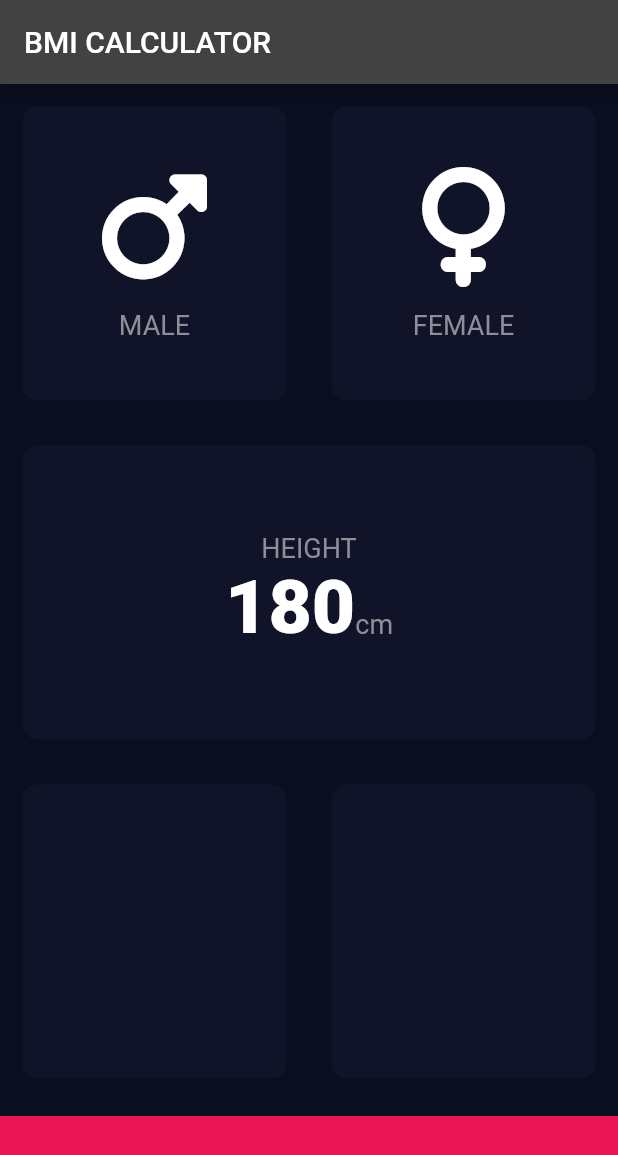
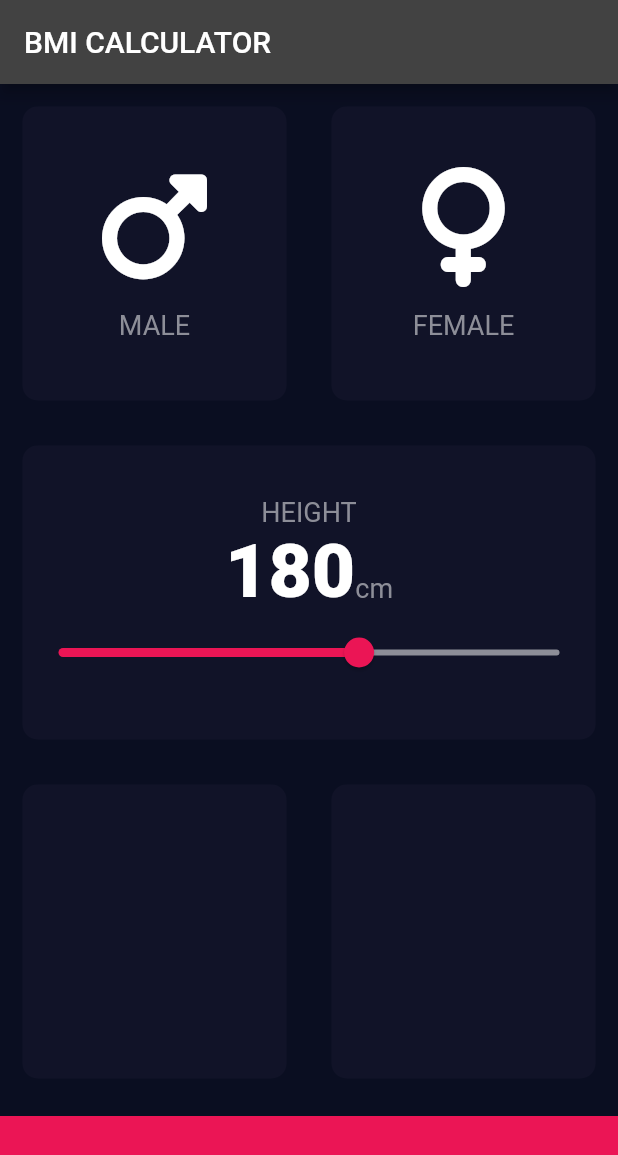
Before and after one commit to robin-correa/flutter-project2, a Flutter app: the screen it shows after launch, on a phone screen of 412 x 824 dp. Shown: the top 1155 px of the screen. Run offline on Flutter 3.47's test engine with Material 2 defaults, Android fonts, the phone set to English and light mode, and no system bars; our stand-ins replace font_awesome_flutter.

```diff
--- a/lib/input_page.dart
+++ b/lib/input_page.dart
@@ -16,6 +16,7 @@ class InputPage extends StatefulWidget {
 
 class _InputPageState extends State<InputPage> {
   Gender? selectedGender;
+  int height = 180;
 
   @override
   Widget build(BuildContext context) {
@@ -78,17 +79,29 @@ class _InputPageState extends State<InputPage> {
                   mainAxisAlignment: MainAxisAlignment.center,
                   crossAxisAlignment: CrossAxisAlignment.baseline,
                   textBaseline: TextBaseline.alphabetic,
-                  children: const <Widget>[
+                  children: <Widget>[
                     Text(
-                      '180',
+                      height.toString(),
                       style: kNumberTextStyle,
                     ),
-                    Text(
+                    const Text(
                       'cm',
                       style: kLabelTextStyle,
                     ),
                   ],
-                )
+                ),
+                Slider(
+                  value: height.toDouble(),
+                  min: 120.0,
+                  max: 220.0,
+                  activeColor: Color(0xFFEB1555),
+                  inactiveColor: Color(0xFF8D8E98),
+                  onChanged: (double newValue) {
+                    setState(() {
+                      height = newValue.round();
+                    });
+                  },
+                ),
               ]),
             ),
           ),
```
